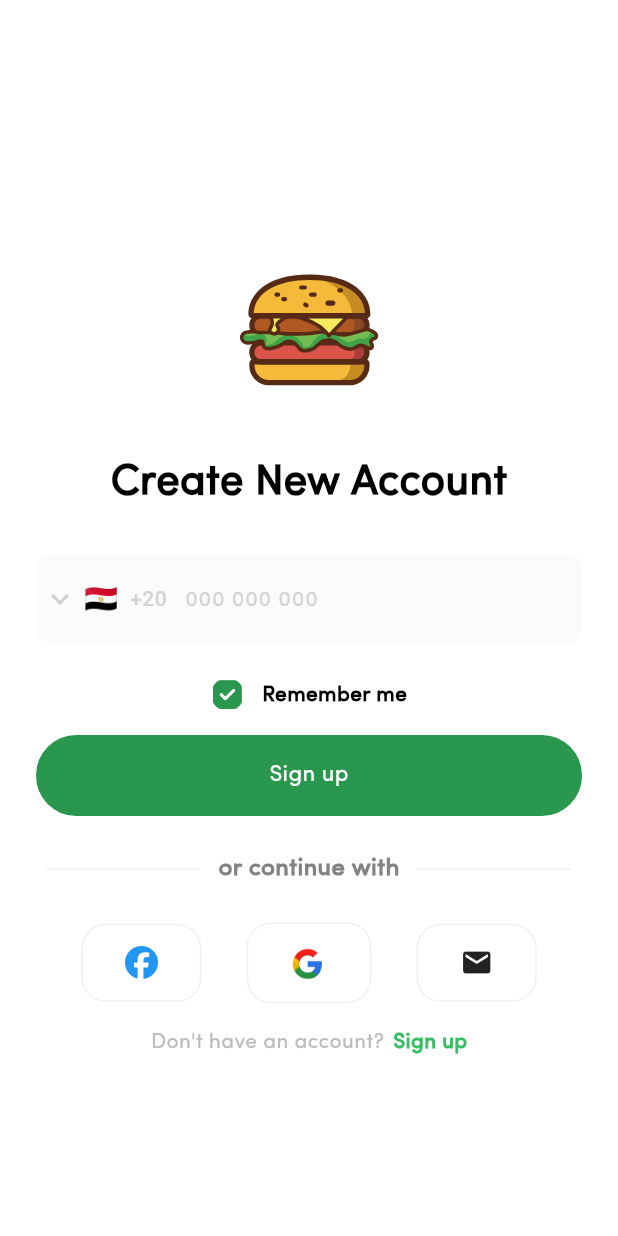
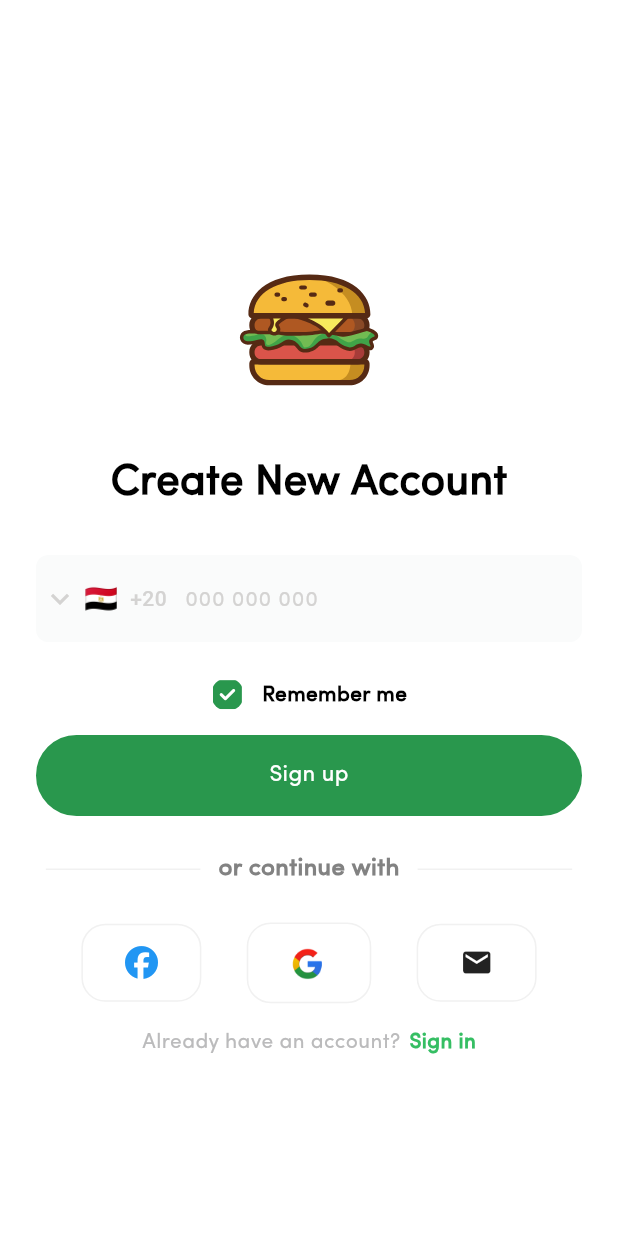
Before and after one commit to mohamdelbehairy/food_dash, a Flutter app: the PhoneNumberView screen opened by its route, after a tap on the "check box outline blank" icon, on a phone screen of 412 x 824 dp. Run offline on Flutter 3.47's test engine with Material 3 defaults, Android fonts, the phone set to English and light mode, and no system bars; drawn by our look-alikes of intl_phone_field; our stand-ins replace awesome_dialog, bloc, cloud_firestore, email_validator, firebase_auth, firebase_core and 13 more; accounts and stored records are empty.

Commit message:
register && login using phone number ui done

```diff
--- a/lib/core/utils/app_router.dart
+++ b/lib/core/utils/app_router.dart
@@ -21,7 +21,8 @@ abstract class AppRouter {
   static const userDataView = '/userDataView';
   static const verificationView = '/verificationView';
   static const homeView = '/homeView';
-  static const phoneNumberView = '/phoneNumberView';
+  static const registerPhoneNumber = '/registerPhoneNumber';
+  static const loginPhoneNumber = '/loginPhoneNumber';
 
   static final GlobalKey<NavigatorState> navigatorState =
       GlobalKey<NavigatorState>();
@@ -43,6 +44,13 @@ abstract class AppRouter {
         path: verificationView,
         builder: (context, state) => VerificationView()),
     GoRoute(path: homeView, builder: (context, state) => HomeView()),
-    GoRoute(path: phoneNumberView,builder: (context,state)=> PhoneNumberView())
+    GoRoute(
+        path: registerPhoneNumber,
+        builder: (context, state) =>
+            PhoneNumberView(text: 'Create New Account')),
+    GoRoute(
+        path: loginPhoneNumber,
+        builder: (context, state) =>
+            PhoneNumberView(text: 'Login to Your Account')),
   ]);
 }
--- a/lib/features/auth/logic/remember_me/remember_me_cubit.dart
+++ b/lib/features/auth/logic/remember_me/remember_me_cubit.dart
@@ -1,3 +1,4 @@
+import 'package:flutter/material.dart';
 import 'package:flutter_bloc/flutter_bloc.dart';
 
 part 'remember_me_state.dart';
@@ -6,8 +7,10 @@ class RememberMeCubit extends Cubit<RememberMeState> {
   RememberMeCubit() : super(RememberMeInitial());
 
   bool isClick = false;
-  void rememberMe() {
+  bool rememberMe() {
     isClick = !isClick;
-    emit(RememberMeSuccess(isClick: isClick));
+    emit(RememberMeSuccess());
+    debugPrint('isClick: $isClick');
+    return isClick;
   }
 }
--- a/lib/features/auth/logic/remember_me/remember_me_state.dart
+++ b/lib/features/auth/logic/remember_me/remember_me_state.dart
@@ -4,8 +4,4 @@ sealed class RememberMeState {}
 
 final class RememberMeInitial extends RememberMeState {}
 
-final class RememberMeSuccess extends RememberMeState {
-  final bool isClick;
-
-  RememberMeSuccess({required this.isClick});
-}
+final class RememberMeSuccess extends RememberMeState {}
--- a/lib/features/auth/ui/views/opt_phone_number_view.dart
+++ b/lib/features/auth/ui/views/opt_phone_number_view.dart
@@ -1,6 +1,8 @@
 import 'package:flutter/material.dart';
+import 'package:flutter_bloc/flutter_bloc.dart';
 
 import '../../../../core/utils/widgets/custom_app_bar.dart';
+import '../../logic/remember_me/remember_me_cubit.dart';
 import '../widgets/opt_phone_number_view_body.dart';
 
 class OptPhoneNumberView extends StatelessWidget {
@@ -9,8 +11,9 @@ class OptPhoneNumberView extends StatelessWidget {
   @override
   Widget build(BuildContext context) {
     var size = MediaQuery.sizeOf(context);
+    var isClick = context.read<RememberMeCubit>();
     return Scaffold(
         appBar: customAppbar(appBarText: 'OPT Code Verification'),
-        body: OptPhoneNumberViewBody(size: size));
+        body: OptPhoneNumberViewBody(size: size, isClick: isClick));
   }
 }
--- a/lib/features/auth/ui/views/phone_number_view.dart
+++ b/lib/features/auth/ui/views/phone_number_view.dart
@@ -2,14 +2,15 @@ import 'package:flutter/material.dart';
 import '../widgets/phone_number_view_body.dart';
 
 class PhoneNumberView extends StatelessWidget {
-  const PhoneNumberView({super.key});
+  const PhoneNumberView({super.key, required this.text});
+  final String text;
 
   @override
   Widget build(BuildContext context) {
     var size = MediaQuery.sizeOf(context);
     return Scaffold(
       appBar: AppBar(),
-      body: PhoneNumberViewBody(size: size),
+      body: PhoneNumberViewBody(size: size, text: text),
     );
   }
 }
--- a/lib/features/auth/ui/widgets/phone_number_section.dart
+++ b/lib/features/auth/ui/widgets/phone_number_section.dart
@@ -16,14 +16,15 @@ class PhoneNumberSection extends StatelessWidget {
       required this.isValue,
       required this.controller,
       this.onChangedPhoneNumber,
-      required this.number});
+      required this.number,
+      required this.text});
 
   final Size size;
   final bool isValue;
   final TextEditingController controller;
   final Function(PhoneNumber)? onChangedPhoneNumber;
 
-  final String number;
+  final String number, text;
 
   @override
   Widget build(BuildContext context) {
@@ -31,6 +32,7 @@ class PhoneNumberSection extends StatelessWidget {
       mainAxisAlignment: MainAxisAlignment.center,
       children: [
         PhoneNumberViewColumnOne(
+            text: text,
             onChangedPhoneNumber: onChangedPhoneNumber,
             size: size,
             isValue: isValue,
@@ -45,9 +47,17 @@ class PhoneNumberSection extends StatelessWidget {
             onTap: () => GoRouter.of(context).push(AppRouter.registerView)),
         const SizedBox(height: 16),
         AlreadyHaveAccountOrNot(
-            text: 'Don\'t have an account?',
-            textButton: 'Sign up',
-            onTap: () => GoRouter.of(context).push(AppRouter.registerView))
+            text: text == 'Create New Account'
+                ? 'Already have an account?'
+                : 'Don\'t have an account?',
+            textButton: text == 'Create New Account' ? 'Sign in': 'Sign up',
+            onTap: () {
+              if (text == 'Create New Account') {
+                GoRouter.of(context).push(AppRouter.loginPhoneNumber);
+              } else {
+                GoRouter.of(context).push(AppRouter.registerPhoneNumber);
+              }
+            })
       ],
     );
   }
--- a/lib/features/auth/ui/widgets/phone_number_view_body.dart
+++ b/lib/features/auth/ui/widgets/phone_number_view_body.dart
@@ -3,8 +3,9 @@ import 'package:flutter/material.dart';
 import 'phone_number_section.dart';
 
 class PhoneNumberViewBody extends StatefulWidget {
-  const PhoneNumberViewBody({super.key, required this.size});
+  const PhoneNumberViewBody({super.key, required this.size, required this.text});
   final Size size;
+  final String text;
 
   @override
   State<PhoneNumberViewBody> createState() => _PhoneNumberViewBodyState();
@@ -30,6 +31,7 @@ class _PhoneNumberViewBodyState extends State<PhoneNumberViewBody> {
         padding: EdgeInsets.only(top: 24),
         physics: const NeverScrollableScrollPhysics(),
         child: PhoneNumberSection(
+          text: widget.text,
             number: number,
             size: widget.size,
             isValue: isValue,
--- a/lib/features/auth/ui/widgets/phone_number_view_column_one.dart
+++ b/lib/features/auth/ui/widgets/phone_number_view_column_one.dart
@@ -14,12 +14,14 @@ class PhoneNumberViewColumnOne extends StatelessWidget {
       required this.size,
       required this.isValue,
       required this.controller,
-      this.onChangedPhoneNumber});
+      this.onChangedPhoneNumber,
+      required this.text});
 
   final Size size;
   final bool isValue;
   final TextEditingController controller;
   final Function(PhoneNumber)? onChangedPhoneNumber;
+  final String text;
 
   @override
   Widget build(BuildContext context) {
@@ -28,14 +30,17 @@ class PhoneNumberViewColumnOne extends StatelessWidget {
         const SizedBox(height: 90),
         drawSvgIconColored('app_icon1', height: 100, width: 100),
         const SizedBox(height: 32),
-        CustomTextItem(
-            style: AppStyles.styleSemiBold28, text: 'Create New Account'),
+        CustomTextItem(style: AppStyles.styleSemiBold28, text: text),
         const SizedBox(height: 28),
         PhoneNumberTextField(
             size: size,
             isLoading: false,
             textFieldModel: TextFieldModel(
                 hintText: '000 000 000',
+                fillColor: isValue
+                    ? AppColors.textFieldFocusColor
+                    : const Color(0xfffafbfb),
+                borderSideColor: isValue ? AppColors.mainColor:Colors.transparent,
                 suffixIconColor:
                     isValue ? Colors.black : AppColors.textFieldHintColor,
                 controller: controller,
--- a/lib/features/auth/ui/widgets/phone_number_view_column_two.dart
+++ b/lib/features/auth/ui/widgets/phone_number_view_column_two.dart
@@ -1,5 +1,7 @@
 import 'package:flutter/material.dart';
 import 'package:flutter_bloc/flutter_bloc.dart';
+import 'package:food_dash/core/utils/app_router.dart';
+import 'package:go_router/go_router.dart';
 
 import '../../../../core/utils/widgets/custom_button_item.dart';
 import '../../logic/remember_me/remember_me_cubit.dart';
@@ -9,7 +11,8 @@ class PhoneNumberViewColumnTwo extends StatelessWidget {
   const PhoneNumberViewColumnTwo(
       {super.key,
       required this.size,
-      required this.number, required this.controller});
+      required this.number,
+      required this.controller});
 
   final Size size;
   final String number;
@@ -18,12 +21,7 @@ class PhoneNumberViewColumnTwo extends StatelessWidget {
   @override
   Widget build(BuildContext context) {
     var isClick = context.read<RememberMeCubit>();
-    return BlocConsumer<RememberMeCubit, RememberMeState>(
-      listener: (context, state) {
-        if (state is RememberMeSuccess) {
-          isClick.isClick = state.isClick;
-        }
-      },
+    return BlocBuilder<RememberMeCubit, RememberMeState>(
       builder: (context, state) {
         return Column(
           children: [
@@ -33,10 +31,11 @@ class PhoneNumberViewColumnTwo extends StatelessWidget {
                 size: size,
                 buttonName: 'Sign up',
                 onTap: () {
-                 if(controller.text.isNotEmpty) {
-                   debugPrint('number: $number');
+                  if (controller.text.isNotEmpty) {
+                    debugPrint('number: $number');
                     debugPrint('number: ${controller.text}');
-                 }
+                  }
+                  GoRouter.of(context).push(AppRouter.optPhoneNumberView);
                 })
           ],
         );
--- a/lib/features/auth/ui/widgets/register_view_component.dart
+++ b/lib/features/auth/ui/widgets/register_view_component.dart
@@ -55,7 +55,7 @@ class RegisterViewComponent extends StatelessWidget {
         AuthProviderWays(
             size: widget.size,
             icon: Icons.phone,
-            onTap: () => GoRouter.of(context).push(AppRouter.phoneNumberView)),
+            onTap: () => GoRouter.of(context).push(AppRouter.registerPhoneNumber)),
         const SizedBox(height: 16),
         AlreadyHaveAccountOrNot(
             text: 'Already have an account?',
--- a/lib/features/provider_auth/ui/widgets/custom_list_view.dart
+++ b/lib/features/provider_auth/ui/widgets/custom_list_view.dart
@@ -34,7 +34,7 @@ class CustomListView extends StatelessWidget {
                 await signInWithGoogle.signInWithGoogle();
               } else {
                 debugPrint('Continue with Phone');
-                GoRouter.of(context).push(AppRouter.phoneNumberView);
+                GoRouter.of(context).push(AppRouter.registerPhoneNumber);
               }
             },
           );
--- a/lib/features/user_data/ui/widgets/phone_number_text_field.dart
+++ b/lib/features/user_data/ui/widgets/phone_number_text_field.dart
@@ -38,6 +38,11 @@ class PhoneNumberTextField extends StatelessWidget {
                 fontSize: size.width * .035),
             decoration: InputDecoration(
                 border: InputBorder.none,
+                focusedBorder: OutlineInputBorder(
+                    borderRadius: BorderRadius.circular(size.width * .02),
+                    borderSide: BorderSide(
+                        color: textFieldModel.borderSideColor ??
+                            Colors.transparent)),
                 contentPadding: EdgeInsets.symmetric(vertical: 18),
                 hintText: textFieldModel.hintText,
                 hintStyle: AppStyles.styleReqular14
```
Also changed, not shown: lib/features/auth/ui/widgets/login_view_component.dart (+2 -7 lines), lib/features/auth/ui/widgets/opt_phone_number_view_body.dart (+17 -3 lines).
